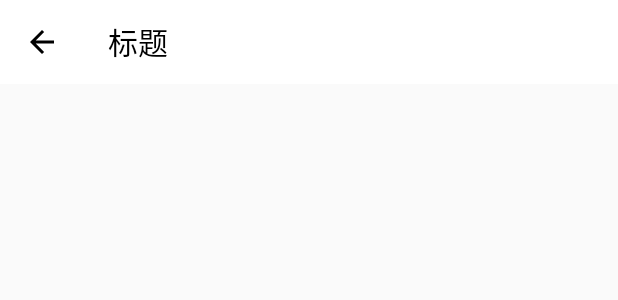
After one commit to 121880399/LargeImageMonitor, an Android app: the layout activity_largeimage_list.xml on its own in the app's theme, with its tools: preview values and no code run, on a phone screen of 412 x 824 dp. The commit adds this screen. Shown: the top 300 px of the screen. Run offline under Robolectric (Android 15) with nearby library versions, the phone set to English and light mode, and no system bars.

Commit message:
1.增加大图列表

```diff
--- a/build.gradle
+++ b/build.gradle
@@ -4,6 +4,7 @@ buildscript {
     repositories {
         maven { url "http://maven.aliyun.com/nexus/content/groups/public/" }
         maven { url "http://maven.aliyun.com/nexus/content/repositories/jcente" }
+        maven { url 'https://jitpack.io' }
         google()
         jcenter()
         maven {
@@ -26,6 +27,7 @@ allprojects {
     repositories {
         maven { url "http://maven.aliyun.com/nexus/content/groups/public/" }
         maven { url "http://maven.aliyun.com/nexus/content/repositories/jcente" }
+        maven { url 'https://jitpack.io' }
         google()
         jcenter()
         maven {
--- a/largeimage/src/main/AndroidManifest.xml
+++ b/largeimage/src/main/AndroidManifest.xml
@@ -1,5 +1,9 @@
 <manifest xmlns:android="http://schemas.android.com/apk/res/android"
     package="org.zzy.lib.largeimage" >
     <uses-permission android:name="android.permission.SYSTEM_ALERT_WINDOW"/>
-
+    <application>
+        <activity android:name=".activity.LargeImageListActivity"
+            android:theme="@style/AppTheme.NoActionBar"
+            />
+    </application>
 </manifest>
--- /dev/null
+++ b/largeimage/src/main/res/drawable/ic_arrow_back_black_24dp.xml
@@ -0,0 +1,9 @@
+<vector xmlns:android="http://schemas.android.com/apk/res/android"
+        android:width="24dp"
+        android:height="24dp"
+        android:viewportWidth="24.0"
+        android:viewportHeight="24.0">
+    <path
+        android:fillColor="#FF000000"
+        android:pathData="M20,11H7.83l5.59,-5.59L12,4l-8,8 8,8 1.41,-1.41L7.83,13H20v-2z"/>
+</vector>
--- /dev/null
+++ b/largeimage/src/main/res/layout/activity_largeimage_list.xml
@@ -0,0 +1,16 @@
+<?xml version="1.0" encoding="utf-8"?>
+<LinearLayout xmlns:android="http://schemas.android.com/apk/res/android"
+    xmlns:app="http://schemas.android.com/apk/res-auto"
+    android:layout_width="match_parent"
+    android:layout_height="match_parent"
+    android:orientation="vertical">
+    <androidx.appcompat.widget.Toolbar
+        android:id="@+id/toolbar"
+        android:layout_width="match_parent"
+        android:layout_height="?attr/actionBarSize"
+        android:background="@android:color/white"
+        app:navigationIcon="@drawable/ic_arrow_back_black_24dp"
+        app:title="标题"
+        app:titleTextColor="@android:color/black">
+    </androidx.appcompat.widget.Toolbar>
+</LinearLayout>
--- /dev/null
+++ b/largeimage/src/main/res/values/styles.xml
@@ -0,0 +1,11 @@
+<?xml version="1.0" encoding="utf-8"?>
+<resources>
+    <style name="AppTheme" parent="Theme.AppCompat.NoActionBar">
+        <!-- Customize your theme here. -->
+
+    </style>
+    <style name="AppTheme.NoActionBar">
+        <item name="windowActionBar">false</item>
+        <item name="windowNoTitle">true</item>
+    </style>
+</resources>
```
Also changed, not shown: app/build.gradle (+7 -9 lines), app/src/main/java/org/zzy/imagemonitor/MainActivity.java (+2 -8 lines), config.gradle (+6 -3 lines), largeimage/build.gradle (+9 -0 lines), largeimage/src/main/java/org/zzy/lib/largeimage/LargeImage.java (+31 -0 lines), largeimage/src/main/java/org/zzy/lib/largeimage/LargeImageManager.java (+18 -2 lines), largeimage/src/main/java/org/zzy/lib/largeimage/activity/LargeImageListActivity.java (added, +27 -0 lines), largeimage/src/main/res/drawable/ic_more_vert_black_24dp.xml (added, +9 -0 lines), largeimage/src/main/res/drawable/ic_satellite.xml (added, +51 -0 lines), largeimage/src/main/res/menu/toolbar.xml (added, +10 -0 lines).
